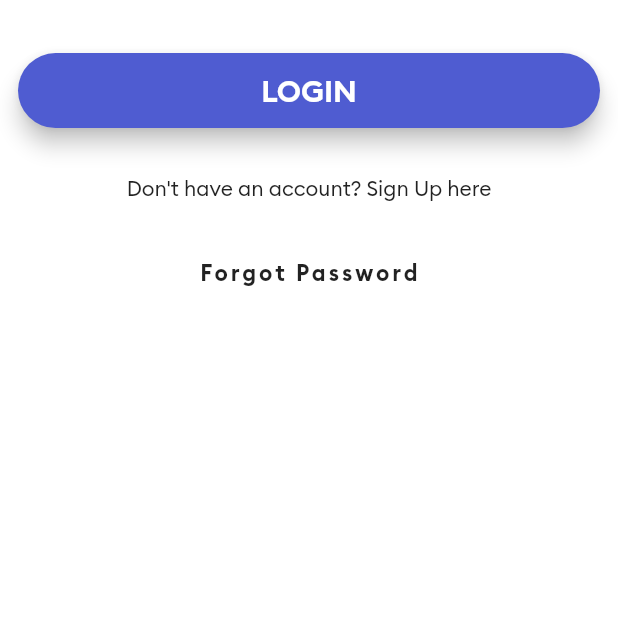
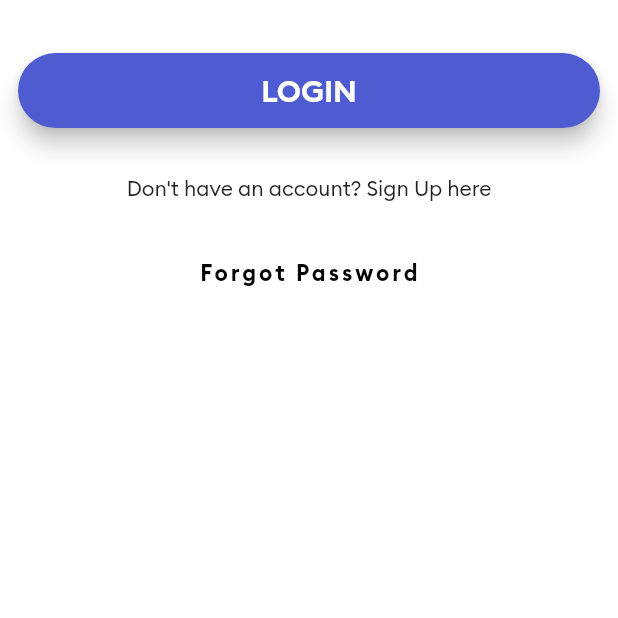
Before and after one commit to Nimish98/G_taxi-final, a Flutter app: the LoginPage screen opened by its route, on a phone screen of 412 x 824 dp, the part 618-1236 px from its top. Run offline on Flutter 3.47's test engine with Material 2 defaults, Android fonts, the phone set to English and light mode, and no system bars; our stand-ins replace animated_text_kit, cloud_firestore, connectivity, firebase_auth, firebase_core, firebase_database and 6 more; missing offline and left inert: flutter_polyline_points; accounts and stored records are empty.

Commit message:
Formatted Code - 1

```diff
--- a/lib/Screens/User/LoginPage.dart
+++ b/lib/Screens/User/LoginPage.dart
@@ -246,7 +246,7 @@ if(user!=null && auth.currentUser.uid!=null){
                       ),
                     ),
                   style: TextButton.styleFrom(
-                      primary: Colors.black87
+                      primary: Colors.black
                   ),
                 ),
               ],
```
